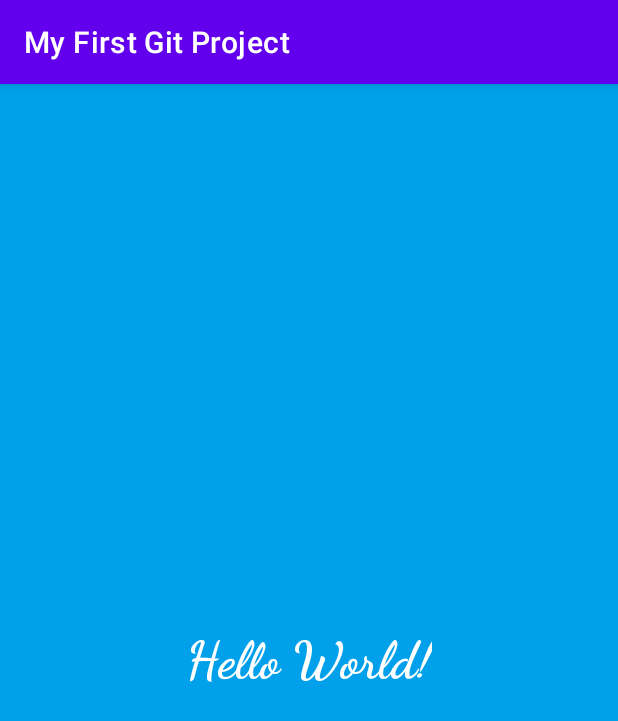
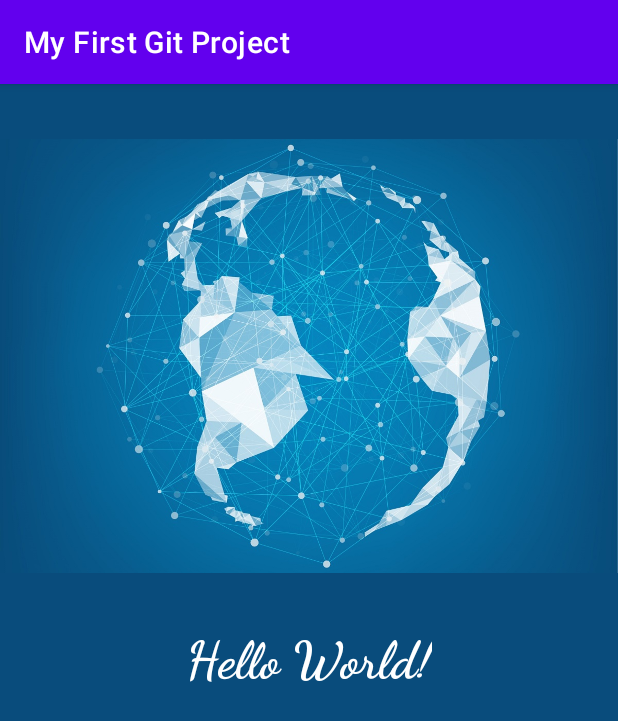
Before and after one commit to jekispank/MyFirstGitProject, an Android app: the screen it shows after launch (MainActivity), on a phone screen of 412 x 824 dp. Shown: the top 721 px of the screen. Run offline under Robolectric (Android 15) with nearby library versions, the phone set to English and light mode, and no system bars.

Commit message:
Changing background color. Adding imageView

```diff
--- a/app/src/main/res/layout/activity_main.xml
+++ b/app/src/main/res/layout/activity_main.xml
@@ -4,20 +4,31 @@
     xmlns:tools="http://schemas.android.com/tools"
     android:layout_width="match_parent"
     android:layout_height="match_parent"
-    android:background="#00A0EB"
+    android:background="#094C7C"
     tools:context=".MainActivity">
 
     <TextView
+        android:id="@+id/textView"
         android:layout_width="wrap_content"
         android:layout_height="wrap_content"
         android:text="Hello World!"
+        android:textColor="#FFFFFF"
         android:textSize="34sp"
         android:textStyle="bold"
-        android:textColor="#FFFFFF"
         app:fontFamily="cursive"
         app:layout_constraintBottom_toBottomOf="parent"
         app:layout_constraintEnd_toEndOf="parent"
         app:layout_constraintStart_toStartOf="parent"
         app:layout_constraintTop_toTopOf="parent" />
 
+    <ImageView
+        android:id="@+id/imageView"
+        android:layout_width="0dp"
+        android:layout_height="0dp"
+        app:layout_constraintBottom_toTopOf="@+id/textView"
+        app:layout_constraintEnd_toEndOf="parent"
+        app:layout_constraintStart_toStartOf="parent"
+        app:layout_constraintTop_toTopOf="parent"
+        app:srcCompat="@drawable/decentralized_ela" />
+
 </androidx.constraintlayout.widget.ConstraintLayout>
```
Also changed, not shown: app/src/main/res/drawable/decentralized_ela.jpg (added).
